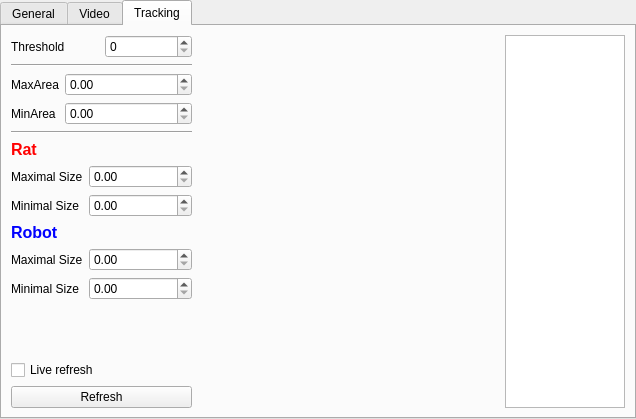
Before: the Qt Designer form configwindow.ui in fgu-cas/kachna-tracker, drawn with Qt 5.
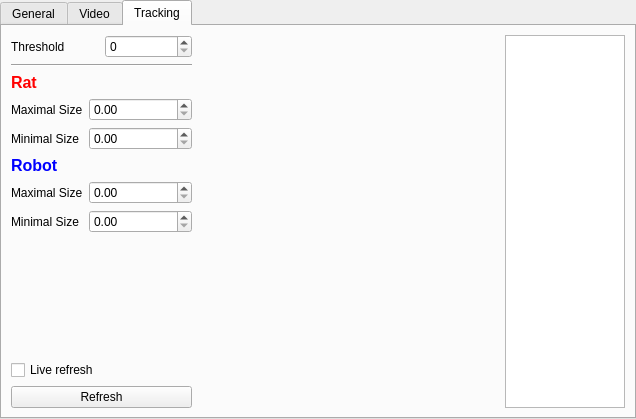
After: the same form once the commit is applied. The open tabs and pages were chosen to show the change.

Commit message:
remove min/max area option from config
It's pretty much useless, once it works, it works, all the fine tweaking
happens in the blob sizes.

Size is now hardcoded to "20 - 700".

The edit to the form file:
```diff
--- a/configwindow.ui
+++ b/configwindow.ui
@@ -591,45 +591,6 @@
         </property>
        </widget>
       </item>
-      <item>
-       <layout class="QFormLayout" name="formLayout_5">
-        <item row="1" column="0">
-         <widget class="QLabel" name="label_10">
-          <property name="text">
-           <string>MinArea</string>
-          </property>
-         </widget>
-        </item>
-        <item row="1" column="1">
-         <widget class="QDoubleSpinBox" name="minAreaBox">
-          <property name="maximum">
-           <double>999.000000000000000</double>
-          </property>
-         </widget>
-        </item>
-        <item row="0" column="0">
-         <widget class="QLabel" name="label_11">
-          <property name="text">
-           <string>MaxArea</string>
-          </property>
-         </widget>
-        </item>
-        <item row="0" column="1">
-         <widget class="QDoubleSpinBox" name="maxAreaBox">
-          <property name="maximum">
-           <double>999.000000000000000</double>
-          </property>
-         </widget>
-        </item>
-       </layout>
-      </item>
-      <item>
-       <widget class="Line" name="line">
-        <property name="orientation">
-         <enum>Qt::Horizontal</enum>
-        </property>
-       </widget>
-      </item>
       <item>
        <layout class="QFormLayout" name="formLayout_3">
         <property name="fieldGrowthPolicy">
```
The commit also changes 2 other files.
